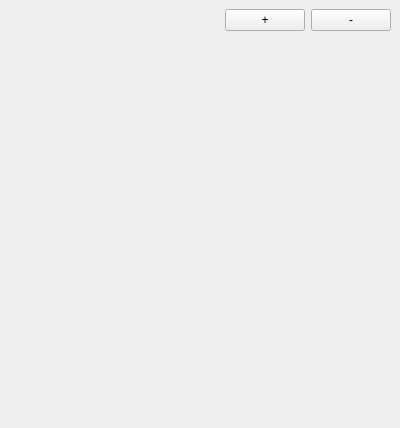
This is src/connectioneditor.ui in thjomnx/telamon as Qt 5 draws it before an edit. The edited form follows.
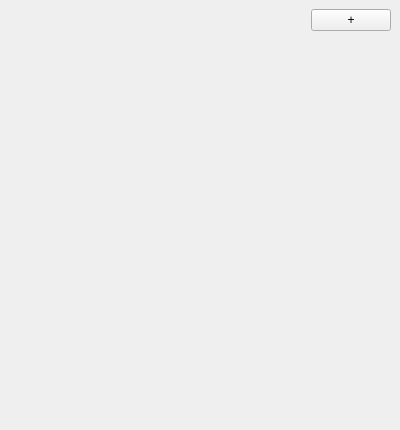
This is the edited form.

Commit message: Connection editor can now insert UDP receiver widgets

Diff of the .ui file:
```diff
--- a/src/connectioneditor.ui
+++ b/src/connectioneditor.ui
@@ -7,7 +7,7 @@
     <x>0</x>
     <y>0</y>
     <width>400</width>
-    <height>428</height>
+    <height>430</height>
    </rect>
   </property>
   <property name="minimumSize">
@@ -46,13 +46,6 @@
         </property>
        </widget>
       </item>
-      <item>
-       <widget class="QPushButton" name="pushButton_Remove">
-        <property name="text">
-         <string>-</string>
-        </property>
-       </widget>
-      </item>
      </layout>
     </item>
     <item>
@@ -72,7 +65,7 @@
          <x>0</x>
          <y>0</y>
          <width>386</width>
-         <height>366</height>
+         <height>368</height>
         </rect>
        </property>
        <layout class="QVBoxLayout" name="verticalLayout_2">
```
The commit also changes 1 other file.
